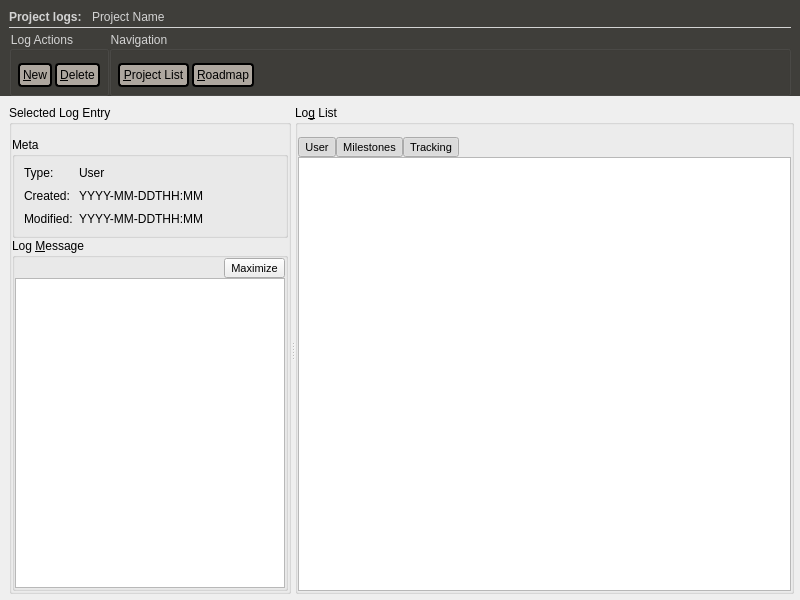
Qt form forms/log2.ui (skriticos/nelia1) before a commit.
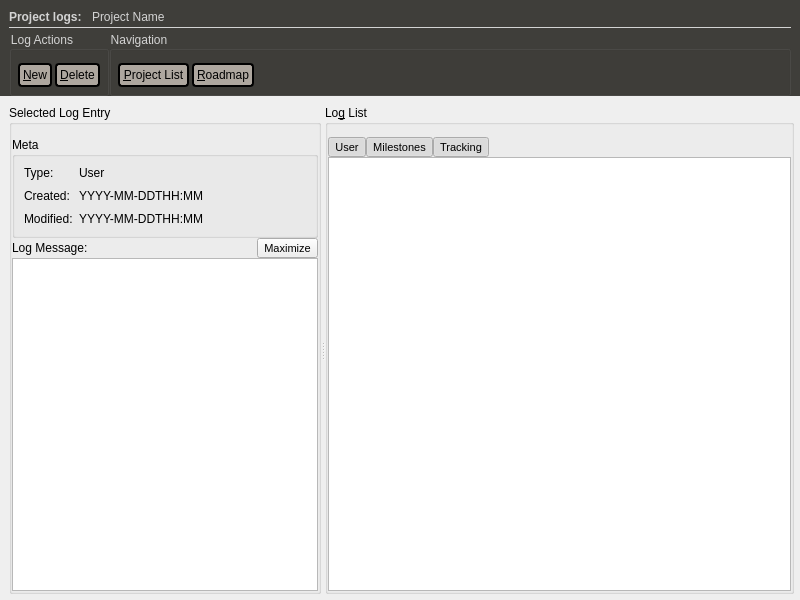
The same form after that commit.

Commit message: added log state change for maximize

The edit to the form file:
```diff
--- a/forms/log2.ui
+++ b/forms/log2.ui
@@ -420,10 +420,7 @@
            </widget>
           </item>
           <item row="1" column="0">
-           <widget class="QGroupBox" name="group_log_message">
-            <property name="title">
-             <string>Log &amp;Message</string>
-            </property>
+           <widget class="QWidget" name="group_log_message" native="true">
             <layout class="QGridLayout" name="gridLayout_7">
              <property name="margin">
               <number>0</number>
@@ -431,7 +428,7 @@
              <property name="spacing">
               <number>0</number>
              </property>
-             <item row="0" column="0">
+             <item row="0" column="1">
               <spacer name="horizontalSpacer_2">
                <property name="orientation">
                 <enum>Qt::Horizontal</enum>
@@ -444,7 +441,7 @@
                </property>
               </spacer>
              </item>
-             <item row="0" column="1">
+             <item row="0" column="2">
               <widget class="QToolButton" name="btn_log_maximize">
                <property name="font">
                 <font>
@@ -459,7 +456,14 @@
                </property>
               </widget>
              </item>
-             <item row="1" column="0" colspan="2">
+             <item row="0" column="0">
+              <widget class="QLabel" name="label_3">
+               <property name="text">
+                <string>Log Message:</string>
+               </property>
+              </widget>
+             </item>
+             <item row="1" column="0" colspan="3">
               <widget class="QTextEdit" name="text_log_message"/>
              </item>
             </layout>
```
Left out of the diff: 4 changed lines with no effect on the pictures. The commit also changes 1 other file.
